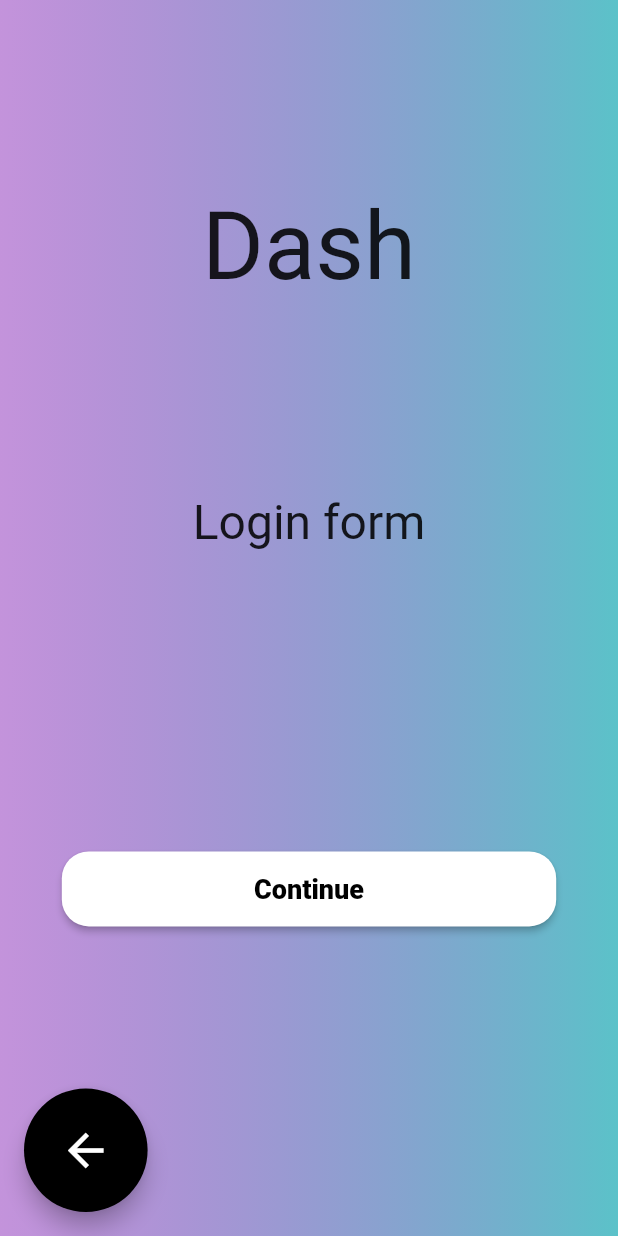
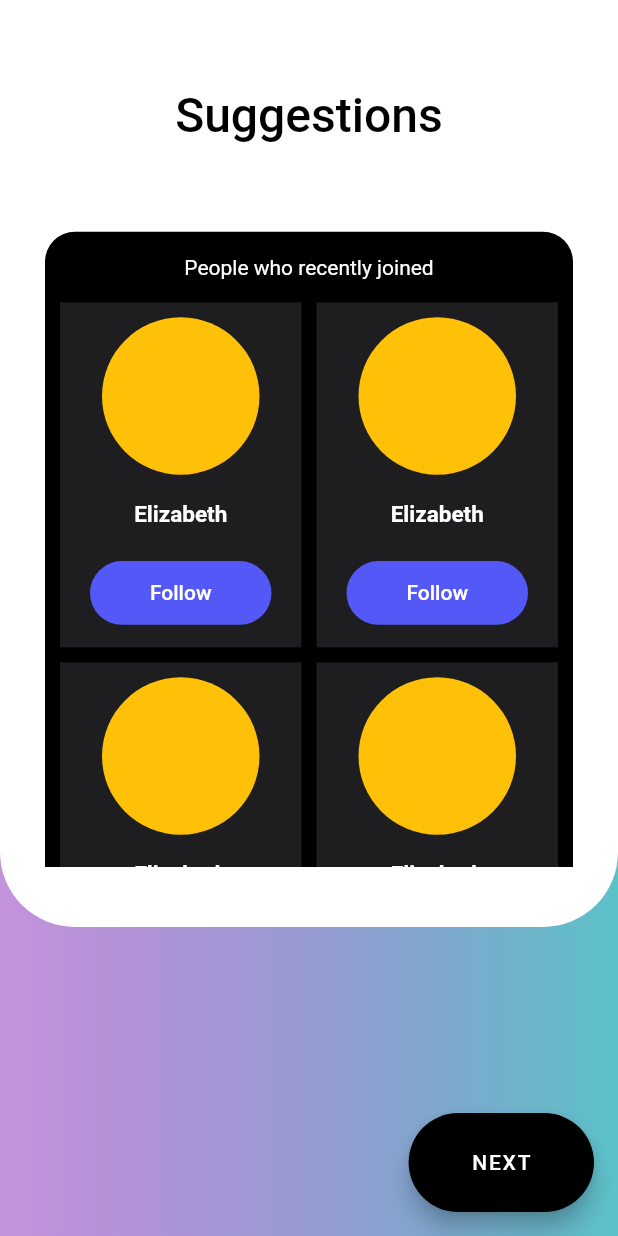
Before and after one commit to solaris7x/dash_dev, a Flutter app: the LoginScreen screen opened by its route, after a tap on "Continue", on a phone screen of 412 x 824 dp. Run offline on Flutter 3.47's test engine with Material 2 defaults, Android fonts, the phone set to English and light mode, and no system bars.

Commit message:
Suggestions_screen UI

```diff
--- a/lib/main.dart
+++ b/lib/main.dart
@@ -2,6 +2,7 @@ import 'package:flutter/material.dart';
 
 import 'screens/guest_screen.dart';
 import 'screens/login_screen.dart';
+import 'screens/suggestions_screen.dart';
 
 void main() => runApp(MyApp());
 
@@ -14,6 +15,7 @@ class MyApp extends StatelessWidget {
       routes: {
         GuestScreen.routeName: (ctx) => GuestScreen(),
         LoginScreen.routeName: (ctx) => LoginScreen(),
+        SuggestionsScreen.routeName: (ctx) => SuggestionsScreen(),
       },
     );
   }
--- a/lib/screens/login_screen.dart
+++ b/lib/screens/login_screen.dart
@@ -1,6 +1,7 @@
 import 'package:flutter/material.dart';
 
 import '../widgets/guest_background.dart';
+import './suggestions_screen.dart';
 
 class LoginScreen extends StatelessWidget {
   static const routeName = '/login';
@@ -62,7 +63,11 @@ class LoginScreen extends StatelessWidget {
                         borderRadius: BorderRadius.circular(18.0),
                       ),
                     ),
-                    onPressed: () {},
+                    // TODO: add form submit
+                    onPressed: () {
+                      Navigator.of(context)
+                          .pushNamed(SuggestionsScreen.routeName);
+                    },
                     child: Text(
                       "Continue",
                       style: TextStyle(
--- /dev/null
+++ b/lib/screens/suggestions_screen.dart
@@ -0,0 +1,185 @@
+import 'package:flutter/material.dart';
+
+import '../widgets/guest_background.dart';
+
+class SuggestionsScreen extends StatelessWidget {
+  static const routeName = '/suggestions';
+
+  @override
+  Widget build(BuildContext context) {
+    return Scaffold(
+      floatingActionButton: FractionallySizedBox(
+        widthFactor: 0.3,
+        heightFactor: 0.08,
+        child: FloatingActionButton(
+          onPressed: () {
+            Navigator.of(context).pop();
+          },
+          child: Padding(
+            padding: const EdgeInsets.symmetric(
+              vertical: 20,
+              horizontal: 10,
+            ),
+            child: Text(
+              "NEXT",
+            ),
+          ),
+          backgroundColor: Colors.black,
+          shape: RoundedRectangleBorder(
+            borderRadius: BorderRadius.circular(40.0),
+          ),
+        ),
+      ),
+      floatingActionButtonLocation: FloatingActionButtonLocation.endFloat,
+      body: GuestBackground(
+        child: Column(
+          children: <Widget>[
+            Expanded(
+              flex: 6,
+              child: Container(
+                decoration: BoxDecoration(
+                  color: Colors.white,
+                  borderRadius: BorderRadiusDirectional.vertical(
+                    bottom: Radius.circular(50),
+                  ),
+                ),
+                child: Column(
+                  children: <Widget>[
+                    Expanded(
+                      flex: 2,
+                      child: SafeArea(
+                        child: Center(
+                          child: Text(
+                            "Suggestions",
+                            style: TextStyle(
+                              color: Colors.black,
+                              fontWeight: FontWeight.w500,
+                              fontSize: 32,
+                            ),
+                          ),
+                        ),
+                      ),
+                    ),
+                    Expanded(
+                      flex: 6,
+                      child: Container(
+                        margin: EdgeInsets.only(
+                          left: 30,
+                          right: 30,
+                          bottom: 40,
+                        ),
+                        decoration: BoxDecoration(
+                          color: Colors.black,
+                          borderRadius: BorderRadius.vertical(
+                            top: Radius.circular(20),
+                          ),
+                        ),
+                        child: Column(
+                          children: <Widget>[
+                            Expanded(
+                              flex: 1,
+                              child: Center(
+                                child: Text(
+                                  "People who recently joined",
+                                  style: TextStyle(
+                                    color: Colors.white,
+                                  ),
+                                ),
+                              ),
+                            ),
+                            Expanded(
+                              flex: 8,
+                              child: Padding(
+                                padding: const EdgeInsets.symmetric(
+                                  horizontal: 10,
+                                ),
+                                child: GridView.builder(
+                                  gridDelegate:
+                                      SliverGridDelegateWithFixedCrossAxisCount(
+                                    crossAxisCount: 2,
+                                    crossAxisSpacing: 10,
+                                    mainAxisSpacing: 10,
+                                    childAspectRatio: 0.7,
+                                  ),
+                                  // FIXME: remove item count when fetching data from api
+                                  itemCount: 10,
+                                  itemBuilder: (ctx, index) => Container(
+                                    padding: EdgeInsets.all(10),
+                                    color: Color.fromRGBO(149, 151, 161, 0.2),
+                                    child: Column(
+                                      mainAxisAlignment:
+                                          MainAxisAlignment.spaceBetween,
+                                      children: <Widget>[
+                                        Expanded(
+                                            flex: 6,
+                                            child: Container(
+                                              decoration: BoxDecoration(
+                                                shape: BoxShape.circle,
+                                                color: Colors.amber,
+                                              ),
+                                            )),
+                                        Expanded(
+                                          flex: 3,
+                                          child: Center(
+                                            child: Text(
+                                              "Elizabeth",
+                                              style: TextStyle(
+                                                color: Colors.white,
+                                                fontSize: 15,
+                                                fontWeight: FontWeight.w600,
+                                              ),
+                                            ),
+                                          ),
+                                        ),
+                                        Expanded(
+                                          flex: 3,
+                                          child: SizedBox.expand(
+                                            child: Padding(
+                                              padding:
+                                                  const EdgeInsets.symmetric(
+                                                horizontal: 10,
+                                                vertical: 5,
+                                              ),
+                                              // TODO: already following button
+                                              child: FlatButton(
+                                                onPressed: () {},
+                                                child: Text(
+                                                  "Follow",
+                                                  style: TextStyle(
+                                                      color: Colors.white),
+                                                ),
+                                                color: Color.fromRGBO(
+                                                    84, 88, 247, 1),
+                                                shape: RoundedRectangleBorder(
+                                                  borderRadius:
+                                                      BorderRadius.circular(
+                                                          25.0),
+                                                ),
+                                              ),
+                                            ),
+                                          ),
+                                        )
+                                      ],
+                                    ),
+                                  ),
+                                ),
+                              ),
+                            ),
+                          ],
+                        ),
+                      ),
+                    )
+                  ],
+                ),
+              ),
+            ),
+            Expanded(
+              flex: 2,
+              child: SizedBox(),
+            ),
+          ],
+        ),
+      ),
+    );
+  }
+}
```
